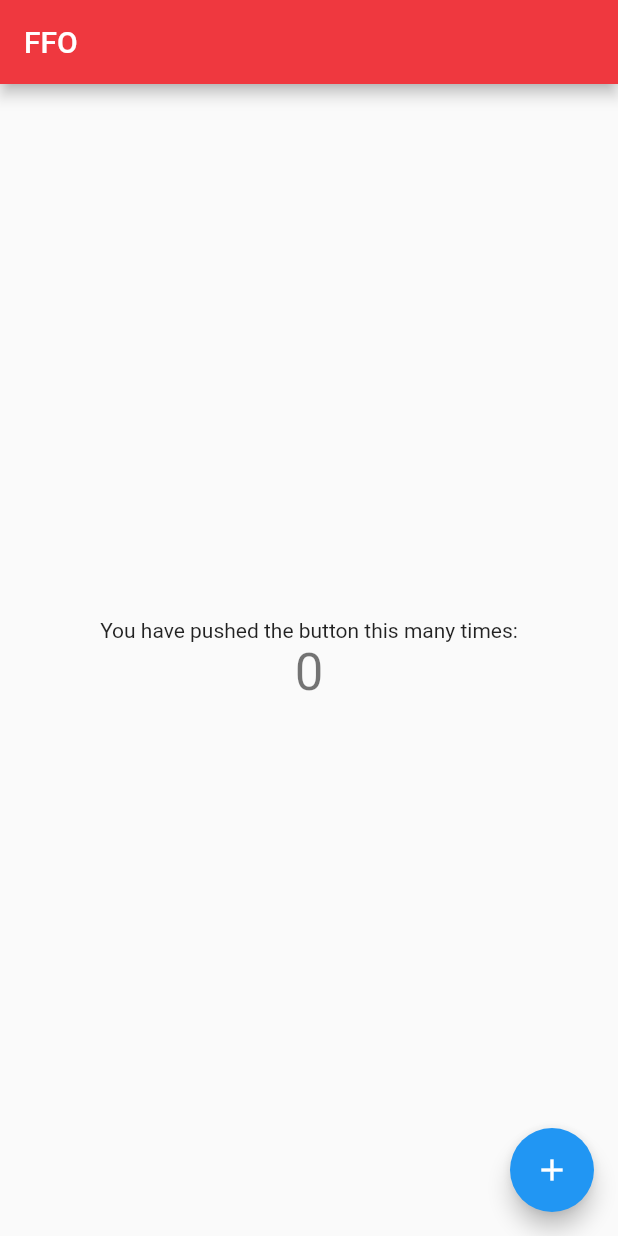
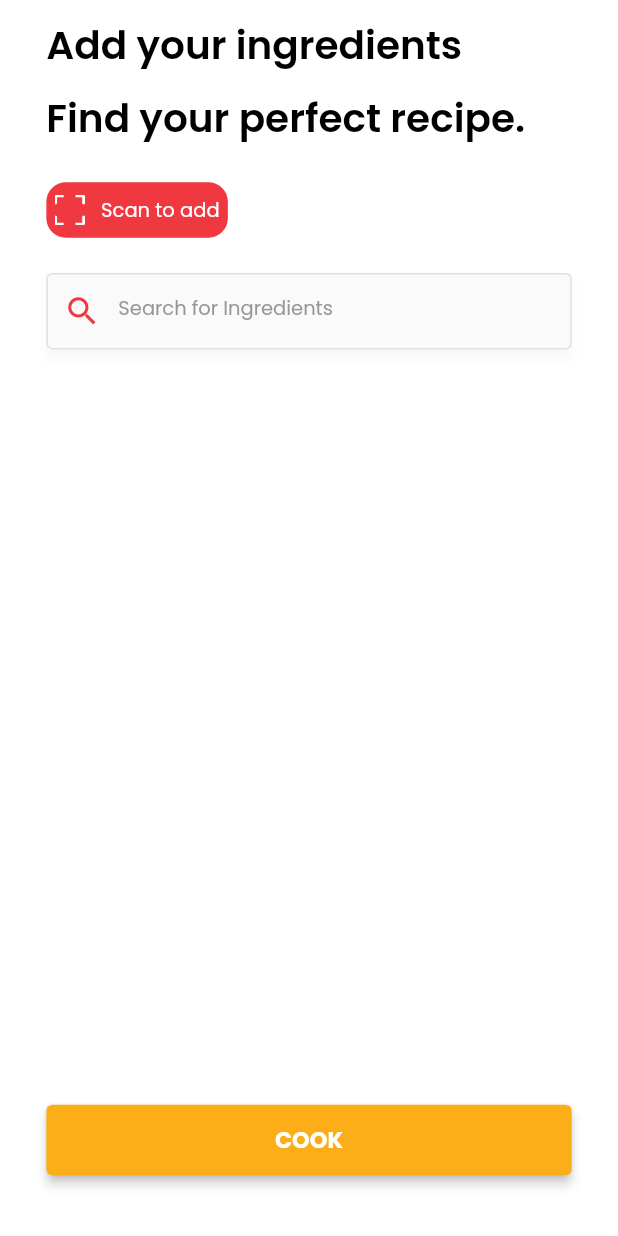
Before and after one commit to Adokiye/FFO, a Flutter app: the screen it shows after launch, on a phone screen of 412 x 824 dp. Run offline on Flutter 3.47's test engine with Material 2 defaults, Android fonts, the light colour scheme and no system bars; our stand-ins replace camera, cloud_firestore, transparent_image; accounts and stored records are empty.

Commit message:
multiple changes

```diff
--- a/lib/components/Button/ScanButton/scanButton.dart
+++ b/lib/components/Button/ScanButton/scanButton.dart
@@ -7,9 +7,8 @@ class ScanButton extends StatelessWidget {
 
   @override
   Widget build(BuildContext context) {
-    return Container(
-      width: MediaQuery.of(context).size.width * 0.85,
-      child: RawMaterialButton(
+    return RawMaterialButton(
+      constraints: BoxConstraints.tight(Size(121, 37)),
       fillColor: const Color(0xffEF383F),
       elevation: 3.0,
       shape: RoundedRectangleBorder(
@@ -31,13 +30,13 @@ class ScanButton extends StatelessWidget {
             Text(
               'Scan to add',
               //        textAlign: TextAlign.center,
-              style: TextStyle(color: Colors.white, fontSize: 13.0),
+              style: TextStyle(fontFamily: 'Poppins',color: Colors.white, fontSize: 13.0),
             ),
           ],
         ),
       ),
       onPressed: onPressed,
-      )
+
     );
   }
 }
--- a/lib/components/Button/YellowButton/styles.dart
+++ b/lib/components/Button/YellowButton/styles.dart
@@ -3,4 +3,4 @@ import 'dart:ui';
 import 'package:flutter/material.dart';
 
 
-TextStyle cookTextStyle = TextStyle(color: Colors.white, fontSize: 15.0, fontWeight: FontWeight.w700);
+TextStyle cookTextStyle = TextStyle(fontFamily: 'Poppins',color: Colors.white, fontSize: 15.0, fontWeight: FontWeight.w700);
--- a/lib/components/FoodBox/AddFoodBox/styles.dart
+++ b/lib/components/FoodBox/AddFoodBox/styles.dart
@@ -3,9 +3,9 @@ import 'dart:ui';
 import 'package:flutter/material.dart';
 
 
-TextStyle plusStyle = TextStyle(
+TextStyle plusStyle = TextStyle(fontFamily: 'Poppins',
                               color: const Color(0xffFBAE17),
-                              fontSize: 20.0,
+                              fontSize: 23.0,
                               fontWeight: FontWeight.w500);
 
 BoxDecoration boxDecorationStyle = BoxDecoration(boxShadow: [
@@ -22,4 +22,4 @@ BoxDecoration boxDecorationStyle = BoxDecoration(boxShadow: [
       ),
     ));
 
-TextStyle foodNameStyle = TextStyle(color: Colors.black, fontSize: 15.0);
+TextStyle foodNameStyle = TextStyle(fontFamily: 'Poppins',color: Colors.black, fontSize: 17.0);
--- a/lib/components/FoodBox/AddedFoodBox/addedFoodBox.dart
+++ b/lib/components/FoodBox/AddedFoodBox/addedFoodBox.dart
@@ -36,7 +36,7 @@ class AddedFoodBox extends StatelessWidget {
                 Spacer(),
                 Material(
                     child: InkWell(
-                        onTap: onPressed,
+                        onTap: () => onPressed,
                         child: Icon(
                           Icons.delete_outline,
                           color: const Color(0xffEF383F),
--- a/lib/components/FoodBox/AddedFoodBox/styles.dart
+++ b/lib/components/FoodBox/AddedFoodBox/styles.dart
@@ -8,4 +8,4 @@ BoxDecoration boxDecorationStyle = BoxDecoration(
   borderRadius: new BorderRadius.circular(5.0),
   );
 
-TextStyle foodNameStyle = TextStyle(color: Colors.black, fontSize: 16.0, fontWeight: FontWeight.w500);
+TextStyle foodNameStyle = TextStyle(fontFamily: 'Poppins',color: Colors.black, fontSize: 18.0, fontWeight: FontWeight.w500);
--- a/lib/components/FoodBox/HeaderFoodBox/styles.dart
+++ b/lib/components/FoodBox/HeaderFoodBox/styles.dart
@@ -3,4 +3,4 @@ import 'dart:ui';
 import 'package:flutter/material.dart';
 
 TextStyle foodNameStyle =
-    TextStyle(color: Colors.white, fontSize: 22.0, fontWeight: FontWeight.w700);
+    TextStyle(fontFamily: 'Poppins',color: Colors.white, fontSize: 22.0, fontWeight: FontWeight.w700);
--- a/lib/components/FoodBox/RecipeFoodBox/styles.dart
+++ b/lib/components/FoodBox/RecipeFoodBox/styles.dart
@@ -3,9 +3,9 @@ import 'dart:ui';
 import 'package:flutter/material.dart';
 
 TextStyle foodNameStyle =
-    TextStyle(color: Colors.black, fontSize: 18.0, fontWeight: FontWeight.w500);
+    TextStyle(fontFamily: 'Poppins',color: Colors.black, fontSize: 18.0, fontWeight: FontWeight.w500);
 
-TextStyle subTextStyle = TextStyle(
+TextStyle subTextStyle = TextStyle(fontFamily: 'Poppins',
   color: Colors.black,
   fontSize: 10.0,
 );
--- a/lib/components/Header/ImageFoundHeader/styles.dart
+++ b/lib/components/Header/ImageFoundHeader/styles.dart
@@ -5,7 +5,7 @@ import 'package:flutter/material.dart';
 BoxDecoration secondBoxDecorationStyle =
     BoxDecoration(borderRadius: BorderRadius.circular(9.0));
 
-TextStyle secondTextStyle = TextStyle(color: Colors.white, fontSize: 12.0);
+TextStyle secondTextStyle = TextStyle(fontFamily: 'Poppins',color: Colors.white, fontSize: 12.0);
 
 RoundedRectangleBorder circleShape = RoundedRectangleBorder(
   borderRadius: new BorderRadius.circular(20.0),
--- a/lib/components/MenuBar/styles.dart
+++ b/lib/components/MenuBar/styles.dart
@@ -3,10 +3,10 @@ import 'dart:ui';
 import 'package:flutter/material.dart';
 
 TextStyle unpressedTextStyle =
-    TextStyle(color: Colors.black, fontSize: 14.0, fontWeight: FontWeight.w600);
+    TextStyle(fontFamily: 'Poppins',color: Colors.black, fontSize: 14.0, fontWeight: FontWeight.w600);
 
 TextStyle pressedTextStyle =
-    TextStyle(color: Colors.white, fontSize: 14.0, fontWeight: FontWeight.w600);
+    TextStyle(fontFamily: 'Poppins',color: Colors.white, fontSize: 14.0, fontWeight: FontWeight.w600);
 
 BoxDecoration parentDecorationStyle = BoxDecoration(
     border: Border.all(
--- a/lib/components/Text/FoodFoundText/styles.dart
+++ b/lib/components/Text/FoodFoundText/styles.dart
@@ -2,4 +2,4 @@ import 'dart:ui';
 
 import 'package:flutter/material.dart';
 
-TextStyle foodFoundStyle = TextStyle(fontSize: 30.0, color: Colors.white, fontWeight: FontWeight.w600);
+TextStyle foodFoundStyle = TextStyle(fontFamily: 'Poppins',fontSize: 32.0, color: Colors.white, fontWeight: FontWeight.w600);
--- a/lib/components/Text/HeaderText/styles.dart
+++ b/lib/components/Text/HeaderText/styles.dart
@@ -2,4 +2,4 @@ import 'dart:ui';
 
 import 'package:flutter/material.dart';
 
-TextStyle headerStyle = TextStyle(fontSize: 24.0, color: Colors.black, fontWeight: FontWeight.w600);
+TextStyle headerStyle = TextStyle(fontFamily: 'Poppins',fontSize: 26.0, color: Colors.black, fontWeight: FontWeight.w600);
--- a/lib/components/Text/LightText/styles.dart
+++ b/lib/components/Text/LightText/styles.dart
@@ -2,4 +2,4 @@ import 'dart:ui';
 
 import 'package:flutter/material.dart';
 
-TextStyle lightStyle = TextStyle(fontSize: 13.0, color: Colors.black, fontWeight: FontWeight.w300, );
+TextStyle lightStyle = TextStyle(fontFamily: 'Poppins',fontSize: 15.0, color: Colors.black, fontWeight: FontWeight.w300, );
--- a/lib/components/Text/RecipeText/styles.dart
+++ b/lib/components/Text/RecipeText/styles.dart
@@ -2,4 +2,4 @@ import 'dart:ui';
 
 import 'package:flutter/material.dart';
 
-TextStyle recipeStyle = TextStyle(color: Colors.black, fontSize: 13.0, );
+TextStyle recipeStyle = TextStyle(fontFamily: 'Poppins',color: Colors.black, fontSize: 15.0, );
--- a/lib/components/TextInput/SearchTextInput/searchTextInput.dart
+++ b/lib/components/TextInput/SearchTextInput/searchTextInput.dart
@@ -1,7 +1,7 @@
 import 'package:flutter/material.dart';
 import 'styles.dart';
 class SearchTextInput extends StatefulWidget {
-  final textController = TextEditingController();
+  TextEditingController textController;
   SearchTextInput({@required textController});
   @override
   SearchTextInputState createState() {
--- a/lib/components/TextInput/SearchTextInput/styles.dart
+++ b/lib/components/TextInput/SearchTextInput/styles.dart
@@ -20,12 +20,12 @@ InputDecoration inputDecoration1 = InputDecoration(
   ),
 );
 
-TextStyle hintStyle1 = TextStyle(
+TextStyle hintStyle1 = TextStyle(fontFamily: 'Poppins',
   fontSize: 13.0,
   color: const Color(0xff979797),
 );
 
-TextStyle enteredTextStyle1 = TextStyle(
+TextStyle enteredTextStyle1 = TextStyle(fontFamily: 'Poppins',
   fontSize: 13.0,
   color: Colors.black,
 );
--- a/lib/main.dart
+++ b/lib/main.dart
@@ -1,4 +1,5 @@
 import 'package:flutter/material.dart';
+import 'package:ffo/screens/home.dart';
 
 void main() => runApp(MyApp());
 
@@ -15,88 +16,3 @@ class MyApp extends StatelessWidget {
     );
   }
 }
-
-class MyHomePage extends StatefulWidget {
-  MyHomePage({Key key, this.title}) : super(key: key);
-
-  // This widget is the home page of your application. It is stateful, meaning
-  // that it has a State object (defined below) that contains fields that affect
-  // how it looks.
-
-  // This class is the configuration for the state. It holds the values (in this
-  // case the title) provided by the parent (in this case the App widget) and
-  // used by the build method of the State. Fields in a Widget subclass are
-  // always marked "final".
-
-  final String title;
-
-  @override
-  _MyHomePageState createState() => _MyHomePageState();
-}
-
-class _MyHomePageState extends State<MyHomePage> {
-  int _counter = 0;
-
-  void _incrementCounter() {
-    setState(() {
-      // This call to setState tells the Flutter framework that something has
-      // changed in this State, which causes it to rerun the build method below
-      // so that the display can reflect the updated values. If we changed
-      // _counter without calling setState(), then the build method would not be
-      // called again, and so nothing would appear to happen.
-      _counter++;
-    });
-  }
-
-  @override
-  Widget build(BuildContext context) {
-    // This method is rerun every time setState is called, for instance as done
-    // by the _incrementCounter method above.
-    //
-    // The Flutter framework has been optimized to make rerunning build methods
-    // fast, so that you can just rebuild anything that needs updating rather
-    // than having to individually change instances of widgets.
-    return Scaffold(
-      appBar: AppBar(
-        // Here we take the value from the MyHomePage object that was created by
-        // the App.build method, and use it to set our appbar title.
-        title: Text(widget.title),
-      ),
-      body: Center(
-        // Center is a layout widget. It takes a single child and positions it
-        // in the middle of the parent.
-        child: Column(
-          // Column is also a layout widget. It takes a list of children and
-          // arranges them vertically. By default, it sizes itself to fit its
-          // children horizontally, and tries to be as tall as its parent.
-          //
-          // Invoke "debug painting" (press "p" in the console, choose the
-          // "Toggle Debug Paint" action from the Flutter Inspector in Android
-          // Studio, or the "Toggle Debug Paint" command in Visual Studio Code)
-          // to see the wireframe for each widget.
-          //
-          // Column has various properties to control how it sizes itself and
-          // how it positions its children. Here we use mainAxisAlignment to
-          // center the children vertically; the main axis here is the vertical
-          // axis because Columns are vertical (the cross axis would be
-          // horizontal).
-          mainAxisAlignment: MainAxisAlignment.center,
-          children: <Widget>[
-            Text(
-              'You have pushed the button this many times:',
-            ),
-            Text(
-              '$_counter',
-              style: Theme.of(context).textTheme.display1,
-            ),
-          ],
-        ),
-      ),
-      floatingActionButton: FloatingActionButton(
-        onPressed: _incrementCounter,
-        tooltip: 'Increment',
-        child: Icon(Icons.add),
-      ), // This trailing comma makes auto-formatting nicer for build methods.
-    );
-  }
-}
--- a/lib/screens/home.dart
+++ b/lib/screens/home.dart
@@ -2,7 +2,7 @@ import 'package:flutter/material.dart';
 import 'dart:async';
 import '../components/Text/HeaderText/headerText.dart';
 import '../components/Button/ScanButton/scanButton.dart';
-import '../components/TextInput/SearchTextInput/searchTextInput.dart';
+import '../components/TextInput/SearchTextInput/styles.dart';
 import '../components/Button/YellowButton/yellowButton.dart';
 import '../components/FoodBox/AddFoodBox/addFoodBox.dart';
 import 'package:cloud_firestore/cloud_firestore.dart';
@@ -10,6 +10,7 @@ import 'package:ffo/helpers/firebase.dart';
 import 'package:ffo/models/ingredients.dart';
 import '../components/FoodBox/AddedFoodBox/addedFoodBox.dart';
 import 'package:ffo/screens/recipes.dart';
+import 'dart:convert';
 
 class MyHomePage extends StatefulWidget {
   MyHomePage({Key key, this.title}) : super(key: key);
@@ -22,25 +23,19 @@ class MyHomePage extends StatefulWidget {
 class _MyHomePageState extends State<MyHomePage> {
   List<Ingredients> items;
   List<Ingredients> newItems;
-  List<Ingredients> chosenItems;
-  List<String> chosenNames;
+  List<Ingredients> chosenItems = List<Ingredients>();
+  List<String> chosenNames = List<String>();
   FirebaseFirestoreService db = new FirebaseFirestoreService();
   StreamSubscription<QuerySnapshot> ingredientsSub;
-  TextEditingController textController;
-  textListener() {
-    print(textController.text);
-    setState(() {
-      this.newItems = items
-          .where((item) =>
-              item.name.toString().split(" ").contains(textController.text))
-          .toList();
-    });
-  }
+  final textController = TextEditingController();
 
   _setChosen(Ingredients ingredient) {
-    this.chosenItems.add(ingredient);
-    this.chosenNames.add(ingredient.name);
-    this.newItems = new List();
+    print(ingredient);
+    setState((){
+       chosenItems.add(ingredient);
+    chosenNames.add(ingredient.name);
+    newItems = new List();
+    });
   }
 
   @override
@@ -52,12 +47,12 @@ class _MyHomePageState extends State<MyHomePage> {
       final List<Ingredients> ings = snapshot.documents
           .map((documentSnapshot) => Ingredients.fromMap(documentSnapshot.data))
           .toList();
-
       setState(() {
         this.items = ings;
+
       });
     });
-    textController.addListener(textListener);
+    textController.addListener(_textListener);
   }
 
   @override
@@ -66,49 +61,75 @@ class _MyHomePageState extends State<MyHomePage> {
     super.dispose();
     textController.dispose();
   }
+    _textListener() {
+     // print(newItems.length);
+    setState(() {
+      newItems = items
+          .where((item) =>
+              item.name.toString().contains(this.textController.text))
+          .toList();
+    });
+  }
+
 
   @override
   Widget build(BuildContext context) {
     return Scaffold(
       backgroundColor: Colors.white,
       body: SafeArea(
-          child: Stack(children: <Widget>[
-        SingleChildScrollView(
-            child: Expanded(
-                child: Column(
-                    crossAxisAlignment: CrossAxisAlignment.center,
+          child: Center(
+            child: Container(
+            height: MediaQuery.of(context).size.height,
+            width: MediaQuery.of(context).size.width,
+            child: Stack(children: <Widget>[SingleChildScrollView(
+            child: Column(
+                    crossAxisAlignment: CrossAxisAlignment.start,
+
                     children: <Widget>[
-              HeaderText(
+                      Center(child: Container(
+                        margin: EdgeInsets.symmetric(vertical: 10.0),
+                        child: HeaderText(
                 text: 'Add your ingredients',
-              ),
-              HeaderText(
+              ),)),
+              Center(child: HeaderText(
                 text: 'Find your perfect recipe. ',
-              ),
+              ),),
               Container(
-                  margin: EdgeInsets.symmetric(vertical: 36.0),
-                  child: ScanButton(
+                padding: EdgeInsets.only(left: MediaQuery.of(context).size.width * 0.075) ,
+                margin: EdgeInsets.symmetric(vertical: 18.0),
+              child: ScanButton(
                     onPressed: null,
-                  )),
-              SearchTextInput(
-                textController: textController,
-              ),
-              // AddFoodBox(
-              //   text: 'Tomato',
-              //   onPressed: null,
-              // ),
-              // AddFoodBox(
-              //   text: 'Tomato Paste',
-              //   onPressed: null,
-              // ),
-              ListView.builder(
+                  ))
+              ,
+              Center(
+                child: Material(
+        elevation: 3.0,
+        shadowColor: Color.fromRGBO(0, 0, 0, 0.14),
+        child: Container(
+          width:  MediaQuery.of(context).size.width * 0.85,
+          height: 51.0,
+          child: TextField(
+            controller: textController,
+            style: enteredTextStyle1,
+          decoration: inputDecoration1,
+          keyboardType: TextInputType.text,
+        )))),
+            textController.text != '' ?  ListView.builder(
+              scrollDirection: Axis.vertical,
+    shrinkWrap: true,
                   itemCount: newItems.length,
                   itemBuilder: (BuildContext ctxt, int index) {
-                    return new AddFoodBox(
+                    print(newItems[index]);
+                    return new Container(
+                      width: MediaQuery.of(context).size.width * 0.85,
+                      child: AddFoodBox(
                       text: newItems[index].name,
-                      onPressed: _setChosen(newItems[index]),
-                    );
-                  }),
-              ListView.builder(
+                      onPressed: null, //_setChosen(newItems[index]),
+                    ));
+                  }):Container(),
+            chosenNames.length >0 ?  ListView.builder(
+              scrollDirection: Axis.vertical,
+    shrinkWrap: true,
                   itemCount: chosenItems.length,
                   itemBuilder: (BuildContext ctxt, int index) {
                     return new AddedFoodBox(
@@ -116,22 +137,27 @@ class _MyHomePageState extends State<MyHomePage> {
                       imageUrl: chosenItems[index].image,
                       onPressed: null,
                     );
-                  })
-            ]))),
-     chosenNames.length > 0 ?   Positioned(
+                  }):Container()
+            ])),
+     Positioned(
             bottom: 40,
-            child: YellowButton(
+            left: MediaQuery.of(context).size.width*0.075,
+            child: Align(
+              alignment: Alignment.center,
+              child: YellowButton(
               text: 'COOK',
               onPressed: () {
-                Navigator.push(
-                  context,
-                  MaterialPageRoute(
-                    builder: (context) => Recipes(ing: chosenNames, title: 'Recipes'),
-                  ),
-                );
+                // Navigator.push(
+                //   context,
+                //   MaterialPageRoute(
+                //     builder: (context) => Recipes(ing: chosenNames, title: 'Recipes'),
+                //   ),
+                // );
               },
-            )) : null
+       )  ))
       ])),
-    );
+
+        )
+     ) );
   }
 }
```
Also changed, not shown: lib/components/FoodBox/AddFoodBox/addFoodBox.dart (+7 -4 lines), lib/models/recipes.dart (added, +39 -0 lines), 16 other files.
